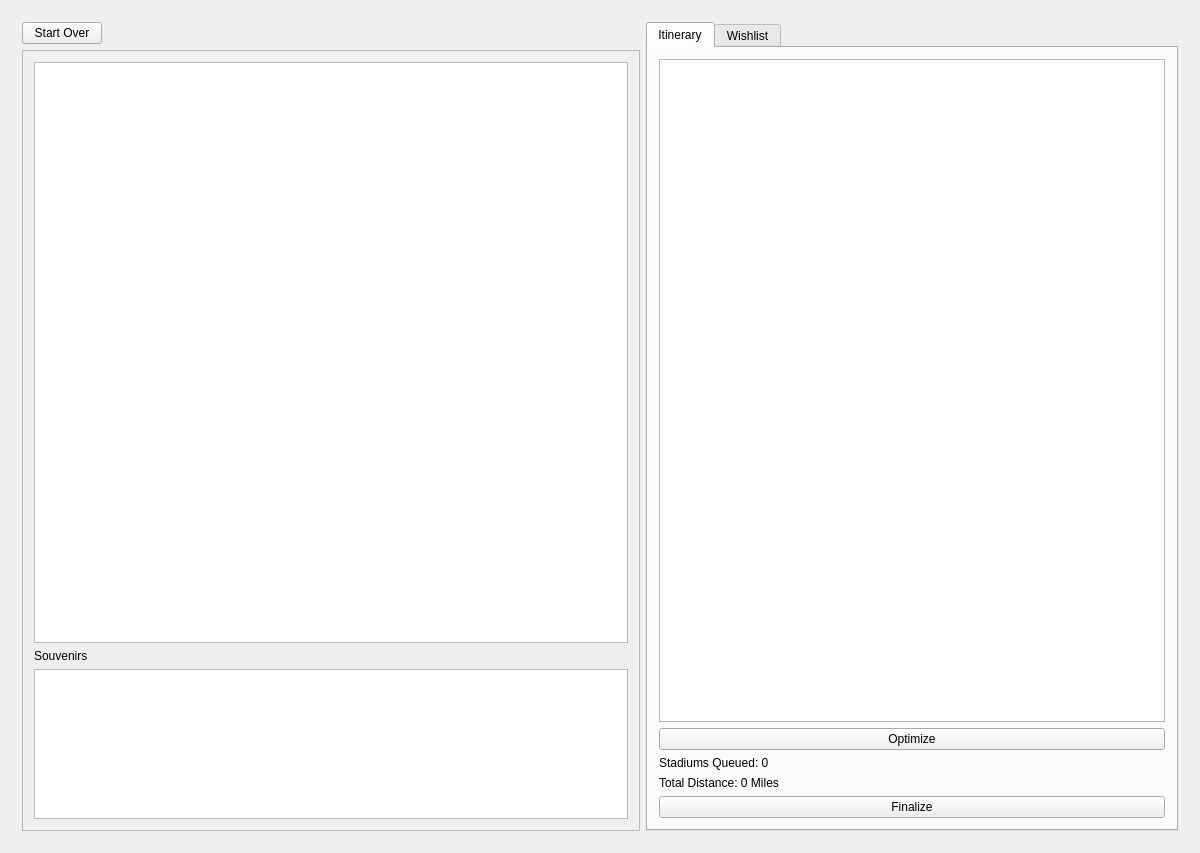
Before: the Qt Designer form Baseball-Itinerary-Program/primewin.ui in xavierliancw/Based-Itinerary, drawn with Qt 5.
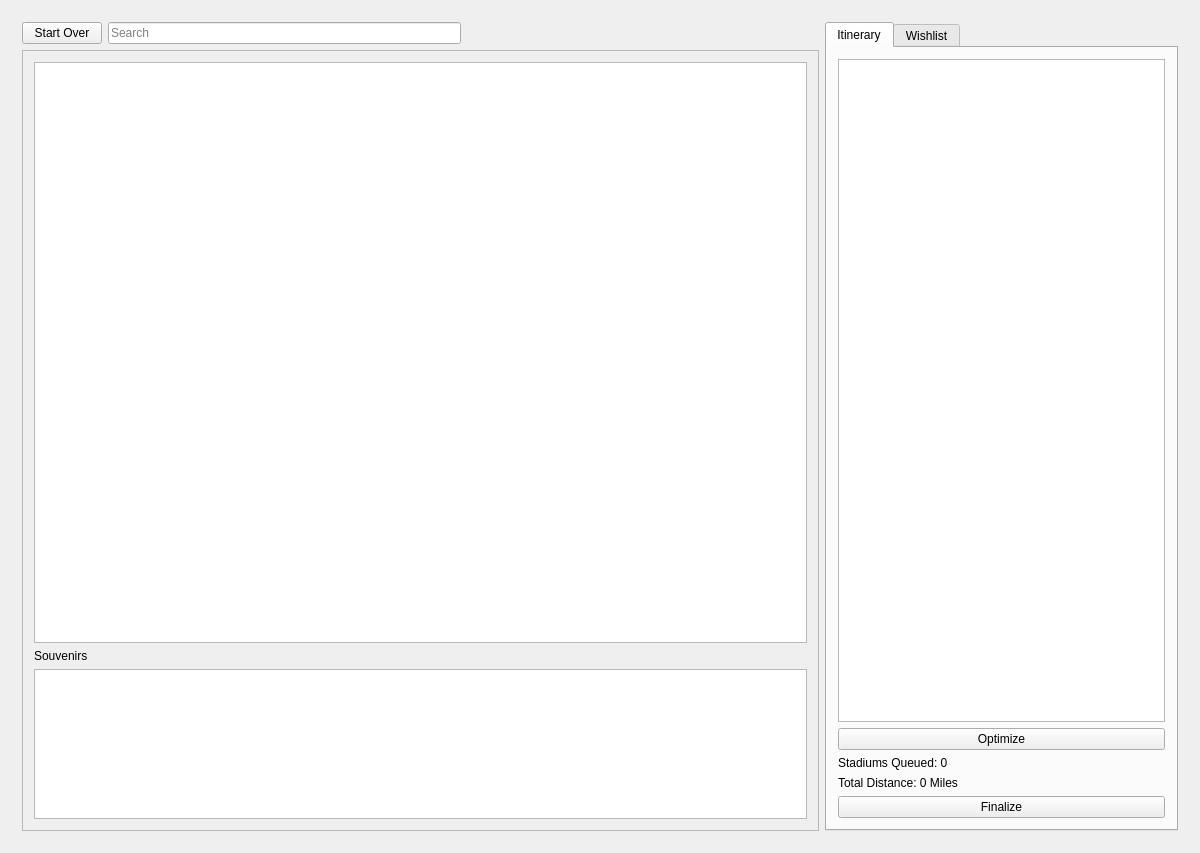
After: the same form once the commit is applied. The open tabs and pages were chosen to show the change.

Diff of the .ui file:
```diff
--- a/Baseball-Itinerary-Program/primewin.ui
+++ b/Baseball-Itinerary-Program/primewin.ui
@@ -926,7 +926,20 @@
           </property>
          </widget>
         </item>
-        <item row="0" column="3" rowspan="2">
+        <item row="0" column="1">
+         <widget class="QLineEdit" name="itinSearchBarLE">
+          <property name="maxLength">
+           <number>100</number>
+          </property>
+          <property name="placeholderText">
+           <string>Search</string>
+          </property>
+          <property name="clearButtonEnabled">
+           <bool>true</bool>
+          </property>
+         </widget>
+        </item>
+        <item row="0" column="4" rowspan="2">
          <widget class="QTabWidget" name="tabWidget">
           <property name="tabPosition">
            <enum>QTabWidget::North</enum>
@@ -1011,7 +1024,7 @@
           </widget>
          </widget>
         </item>
-        <item row="0" column="1">
+        <item row="0" column="2">
          <spacer name="horizontalSpacer_9">
           <property name="orientation">
            <enum>Qt::Horizontal</enum>
@@ -1024,7 +1037,7 @@
           </property>
          </spacer>
         </item>
-        <item row="1" column="0" colspan="2">
+        <item row="1" column="0" colspan="3">
          <widget class="QFrame" name="frame_10">
           <property name="frameShape">
            <enum>QFrame::StyledPanel</enum>
```
Left out of the diff: 2 changed lines with no effect on the pictures.
